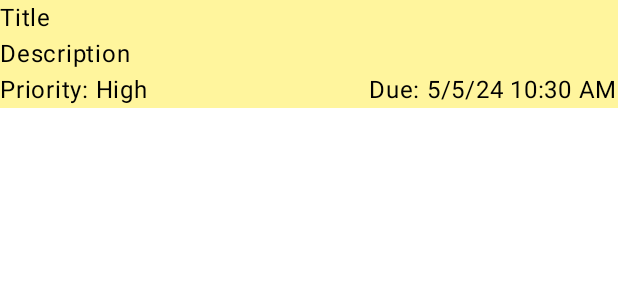
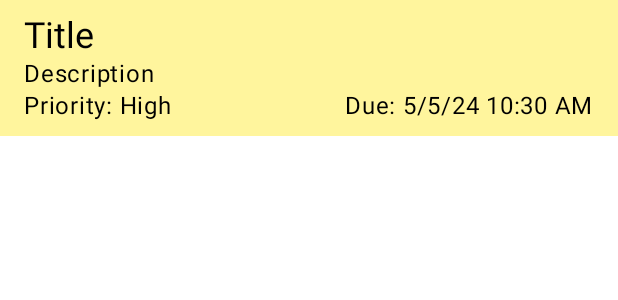
Before and after one commit to shaunburch/demo-todo, an Android app built with Jetpack Compose: the @Preview function Preview, on a phone screen of 412 x 824 dp. Shown: the top 300 px of the screen. Run offline under Robolectric (Android 15) with nearby library versions, the phone set to English and light mode, and no system bars.

Commit message:
Format date

```diff
--- a/app/src/main/java/com/example/demo/ui/list/TodoListItem.kt
+++ b/app/src/main/java/com/example/demo/ui/list/TodoListItem.kt
@@ -75,17 +75,21 @@ fun TodoListItem(
     }
 }
 
+const val FORMAT_DUE_AT = "M/d/yy hh:mm a"
+
 @Composable
 private fun ReadOnlyTodo(todo: Todo) {
-    Text(todo.title)
-    Text(todo.description)
+    Column(Modifier.padding(horizontal = 16.dp, vertical = 8.dp)) {
+        Text(todo.title, style = MaterialTheme.typography.headlineSmall)
+        Text(todo.description, style = MaterialTheme.typography.bodyLarge)
         Row(
             modifier = Modifier.fillMaxWidth(),
             horizontalArrangement = Arrangement.Absolute.SpaceBetween,
         ) {
             if (todo.priority != Priority.NONE) Text("Priority: ${todo.priority}")
-        val formatter = remember { DateTimeFormatter.ofPattern("M/d/yy hh:mm a") }
+            val formatter = remember { DateTimeFormatter.ofPattern(FORMAT_DUE_AT) }
             todo.dueAt?.let { Text("Due: ${it.format(formatter)}") }
+        }
     }
 }
 
@@ -176,7 +180,7 @@ private fun EditableTodo(
             readOnly = true,
             placeholder = { Text("Due") },
             leadingIcon = { Icon(Icons.Default.DateRange, contentDescription = "Due") },
-            value = todo.dueAt?.toString() ?: "",
+            value = todo.dueAt?.format(DateTimeFormatter.ofPattern(FORMAT_DUE_AT)) ?: "",
             onValueChange = {
                 onEdit(todo.copy(dueAt = OffsetDateTime.parse(it)))
             },
```
Lines whose indentation alone changed are shown as unchanged.
